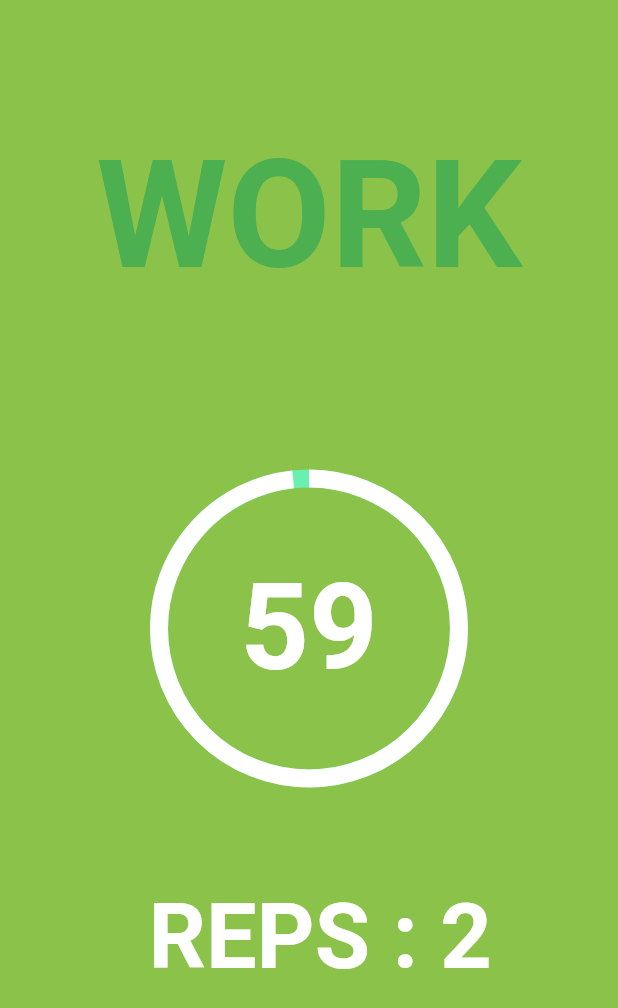
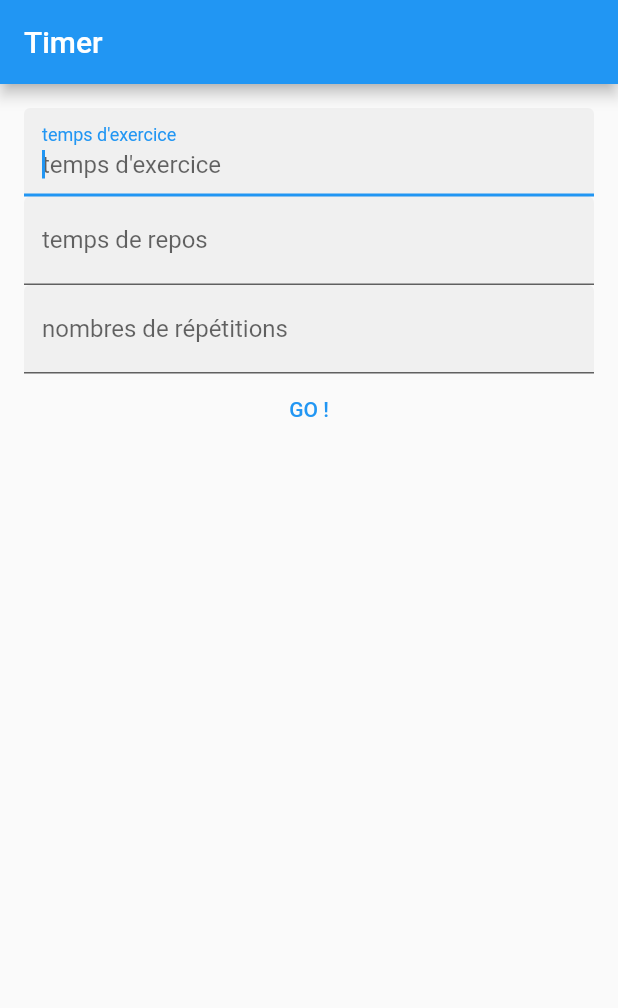
Before and after one commit to AnthonyStede/TrainTimerFlutter, a Flutter app: the screen it shows after launch, on a phone screen of 412 x 824 dp. Shown: the top 1008 px of the screen. Run offline on Flutter 3.47's test engine with Material 2 defaults, Android fonts, the phone set to English and light mode, and no system bars.

Commit message:
visuel page d'accueil + navigation vers deuxième page

```diff
--- a/train_timer/lib/main.dart
+++ b/train_timer/lib/main.dart
@@ -1,5 +1,7 @@
 import 'dart:async';
 import 'package:flutter/material.dart';
+import 'package:train_timer/timerPage.dart';
+import 'package:train_timer/timerParameter.dart';
 
 
 void main() {
@@ -12,150 +14,83 @@ class MyApp extends StatelessWidget {
   Widget build(BuildContext context) {
     return MaterialApp(
       title: 'Timer',
+      debugShowCheckedModeBanner: false,
       theme: ThemeData(
         primarySwatch: Colors.blue,
       ),
-      home: const MyHomePage(title: 'Timer'),
+      home: MyHomePage(title: 'Timer', timerParameter: TimerParameter(0,0,0)),
     );
   }
 }
 
-class MyHomePage extends StatefulWidget {
-  const MyHomePage({Key? key, required this.title}) : super(key: key);
+class MyHomePage extends StatelessWidget {
+  MyHomePage({Key? key, required this.title, required this.timerParameter}) : super(key: key);
   final String title;
+  TimerParameter timerParameter;
+
   @override
-  State<MyHomePage> createState() => _MyHomePageState();
-}
+  Widget build(BuildContext context){
+    return Scaffold(
+      appBar: AppBar(
+        title: Text(this.title),
+      ),
+      body: Form(
+        child: Scrollbar(
+          child: SingleChildScrollView(
+            padding: const EdgeInsets.all(16),
+            child: Column(
+              children: [
+                ...[
+                  TextFormField(
+                    autofocus: true,
+                    textInputAction: TextInputAction.next,
+                    decoration: const InputDecoration(
+                      filled: true,
+                      hintText: "temps d'exercice",
+                      labelText: "temps d'exercice",
+                    ),
+                    onChanged: (value) {
+                      timerParameter.secondsWork = value as int;
+                    },
+                  ),
+                  TextFormField(
+                    autofocus: true,
+                    textInputAction: TextInputAction.next,
+                    decoration: const InputDecoration(
+                      filled: true,
+                      hintText: "temps de repos",
+                      labelText: "temps de repos",
+                    ),
+                    onChanged: (value) {
+                      timerParameter.secondsWait = value as int;
+                    },
+                  ),
+                  TextFormField(
+                    autofocus: true,
+                    textInputAction: TextInputAction.next,
+                    decoration: const InputDecoration(
+                      filled: true,
+                      hintText: "nombres de répétitions",
+                      labelText: "nombres de répétitions",
+                    ),
+                    onChanged: (value) {
+                      timerParameter.nbreReps = value as int;
+                    },
+                  ),
+                  TextButton(
+                    child: const Text("GO !"),
+                    onPressed: () =>
+                      Navigator.push(context, MaterialPageRoute(
+                          builder: (context) => const TimerPage(title: 'Timer')))
 
-class _MyHomePageState extends State<MyHomePage> {
-  static const maxSecondsWork = 60;
-  static const maxSecondsWait = 10;
-  static const maxRep = 2;
-  String task = "START";
-  Color bgColor = Colors.lightBlueAccent;
-  Color textColor = Colors.blue;
-  bool onStart = true;
-  int rep = maxRep;
-  int secondsWork = maxSecondsWork;
-  int secondsWait = maxSecondsWait;
-  int seconds = 5;
-  int state = 0;
-  int circularSeconds = 5;
-  Timer? timer;
-  void startTimer(){
-    final timerDone = seconds == 0;
-    timer = Timer.periodic(Duration(seconds : 1), (_) {
-      if (seconds > 0) {
-        setState(() => seconds--);
-      }
-      else{
-        if(rep > 0){
-          if(state == 0){
-            state = 1;
-            seconds = maxSecondsWork;
-            circularSeconds = maxSecondsWork;
-            setState(() {
-              task = "WORK";
-              textColor = Colors.green;
-              bgColor = Colors.lightGreen;
-            });
-          }
-          else if(state == 1){
-            state = 2;
-            seconds = maxSecondsWait;
-            circularSeconds = maxSecondsWait;
-            setState(() {
-              task = "REST";
-              textColor = Colors.pink;
-              bgColor = Colors.pinkAccent;
-              rep--;
-            });
-          }
-          else{
-            state = 1;
-            seconds = maxSecondsWork;
-            circularSeconds = maxSecondsWork;
-            setState(() {
-              task = "WORK";
-              textColor = Colors.green;
-              bgColor = Colors.lightGreen;
-            });
-          }
-        }
-        else{
-          //goBackToMenu
-        }
-      }
-    });
-  }
-  @override
-  Widget build(BuildContext context) {
+                  )
+                ]
+              ]
+            )
+          )
+        )
+      )
+    );
 
-    return Scaffold(
-      backgroundColor: bgColor,
-      body: Center(
-
-        child: Column(
-          mainAxisAlignment: MainAxisAlignment.center,
-          children: [
-            buildText(),
-            buildTimer(),
-            buildTextRep(),
-            const SizedBox(height: 80)
-          ],
-        ),
-      ),
-    );
-  }
-  Widget buildTimer() => SizedBox(
-    width: 200,
-    height: 200,
-    child: Stack(
-      fit: StackFit.expand,
-      children: [
-        CircularProgressIndicator(
-          value: seconds/circularSeconds,
-          valueColor: AlwaysStoppedAnimation(Colors.white),
-          strokeWidth: 12,
-          backgroundColor: Colors.greenAccent,
-        ),
-        Center(child: buildTime()),
-      ],
-    ),
-  );
-  Widget buildTime() {
-    return Text(
-        '$seconds',
-        style: TextStyle(
-          fontWeight: FontWeight.bold,
-          color: Colors.white,
-          fontSize: 80,
-        )
-    );
-  }
-  Widget buildText() {
-    return Text(
-        task + "\n",
-        style: TextStyle(
-          fontWeight: FontWeight.bold,
-          color: textColor,
-          fontSize: 100,
-        )
-    );
-  }
-  Widget buildTextRep() {
-    return Text(
-        "\n REPS : " + '$rep',
-        style: TextStyle(
-          fontWeight: FontWeight.bold,
-          color: Colors.white,
-          fontSize: 60,
-        )
-    );
-  }
-  @override
-  void initState() {
-    super.initState();
-    startTimer();
   }
 }
--- /dev/null
+++ b/train_timer/lib/timerParameter.dart
@@ -0,0 +1,9 @@
+import 'package:flutter/material.dart';
+
+class TimerParameter {
+  int secondsWork;
+  int secondsWait;
+  int nbreReps;
+
+  TimerParameter(this.secondsWork, this.secondsWait, this.nbreReps);
+}
```
Also changed, not shown: train_timer/lib/timerPage.dart (added, +143 -0 lines).
